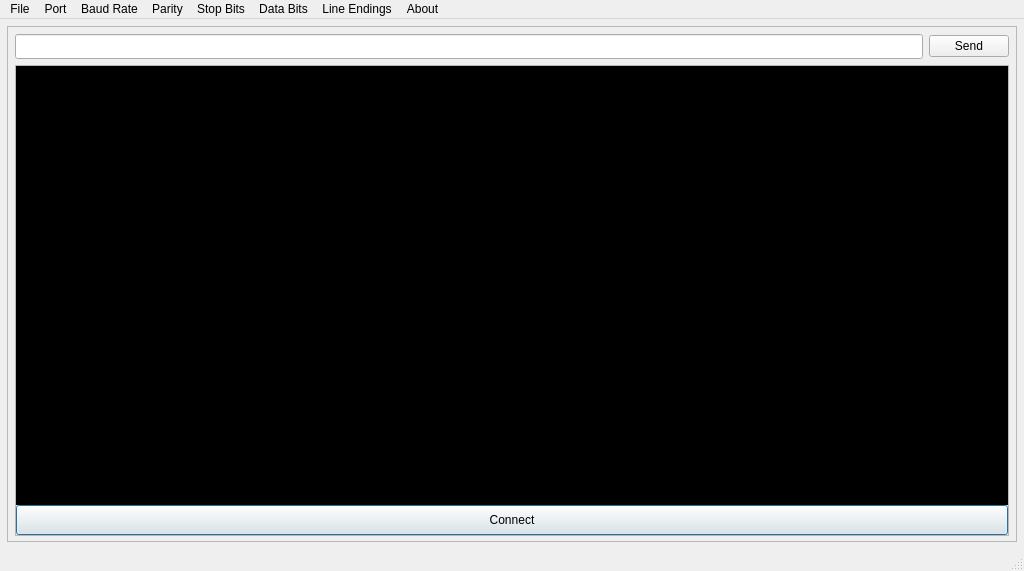
Qt form forms/mainwindow.ui (tlewiscpp/QSerialTerminal) before a commit.
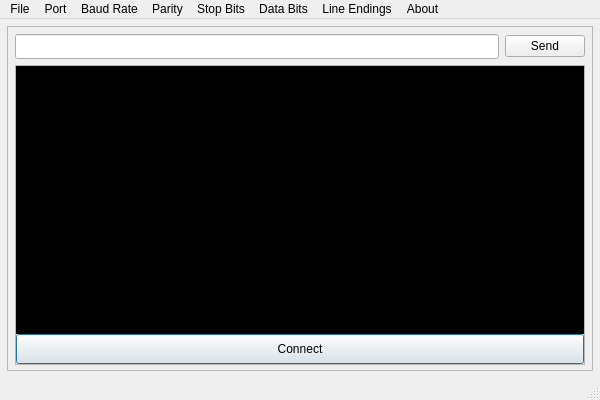
The same form after that commit. Custom widgets are drawn as their Qt base class.

Commit message: Auto-Commit - Latitude-5559-PC

```diff
--- a/forms/mainwindow.ui
+++ b/forms/mainwindow.ui
@@ -6,8 +6,8 @@
    <rect>
     <x>0</x>
     <y>0</y>
-    <width>1024</width>
-    <height>571</height>
+    <width>600</width>
+    <height>400</height>
    </rect>
   </property>
   <property name="sizePolicy">
```
The commit also changes 2 other files.
